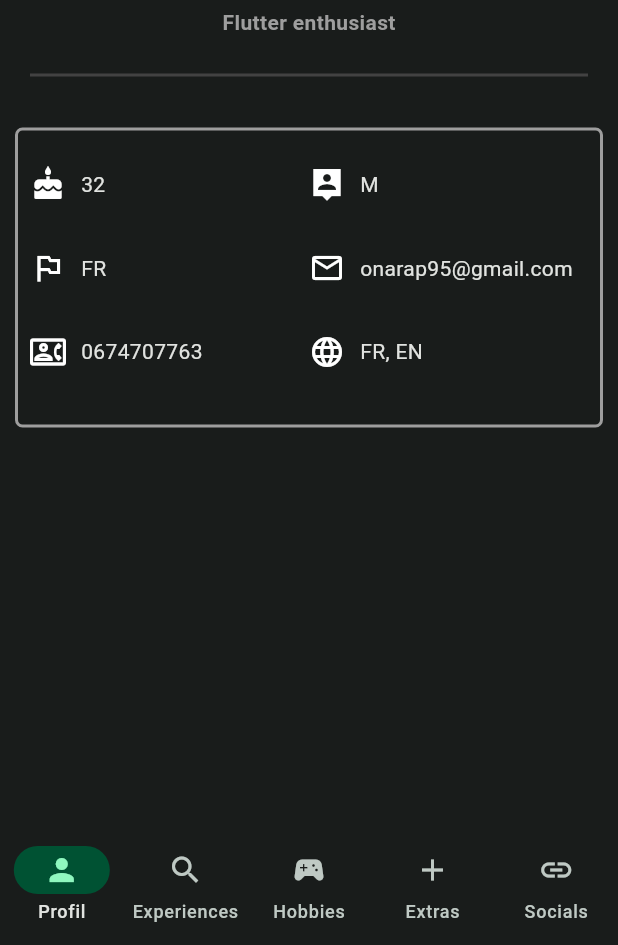
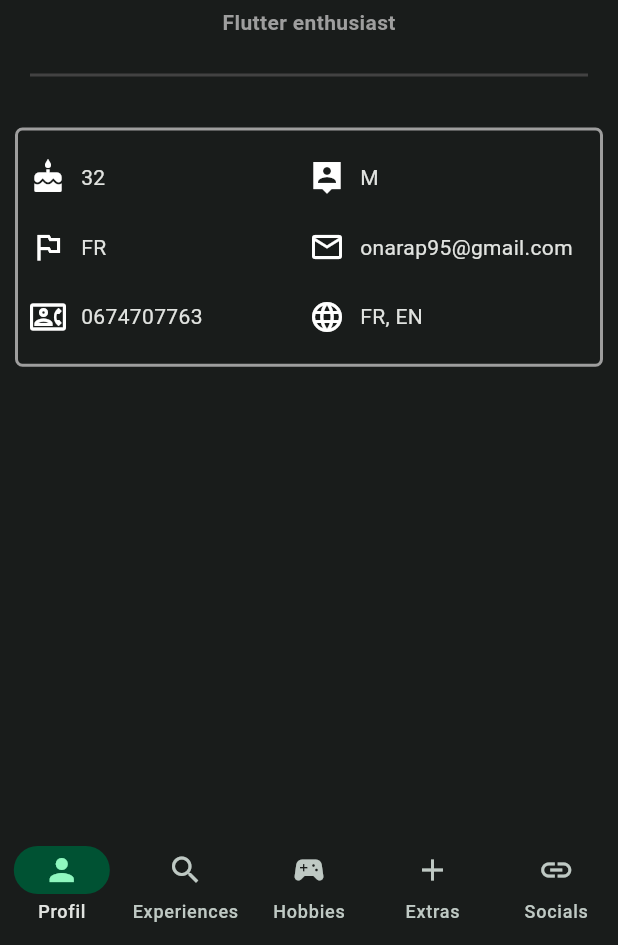
Before and after one commit to On-Arap/vincentburel_resume, a Flutter app: the screen it shows after launch, on a phone screen of 412 x 824 dp, the part 291-1236 px from its top. Run offline on Flutter 3.47's test engine with Material 3 defaults, Android fonts, the phone set to English and light mode, and no system bars; our stand-ins replace bloc, flutter_bloc.

Commit message:
modif design

```diff
--- a/lib/components/informations.dart
+++ b/lib/components/informations.dart
@@ -17,7 +17,6 @@ class Informations extends StatelessWidget {
       child: Stack(
         children: [
           Container(
-            height: 200,
             width: double.infinity,
             decoration: BoxDecoration(
               borderRadius: const BorderRadius.all(Radius.circular(5)),
@@ -36,7 +35,7 @@ class Informations extends StatelessWidget {
                     padding: const EdgeInsets.all(8.0),
                     child: GridView.count(
                       crossAxisCount: 2,
-                      childAspectRatio: (1 / .3),
+                      childAspectRatio: (1 / .25),
                       shrinkWrap: true,
                       children: state.infos.map((info) {
                         var icon;
```
